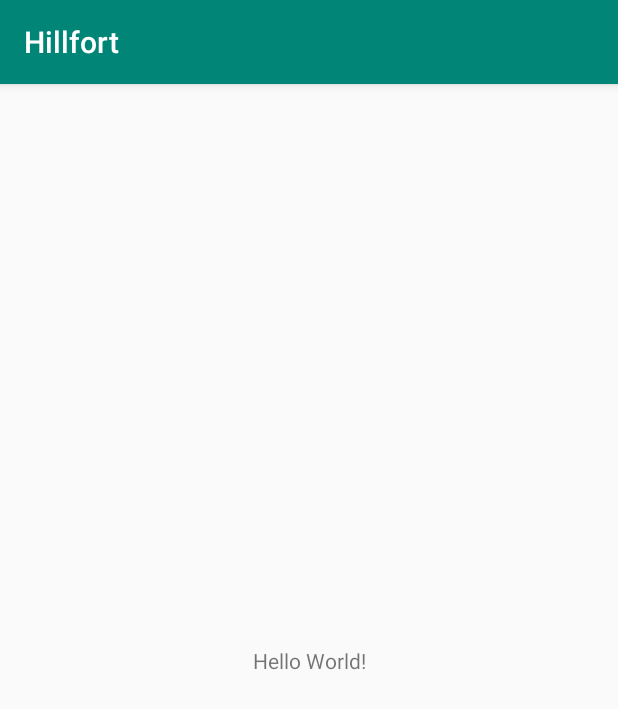
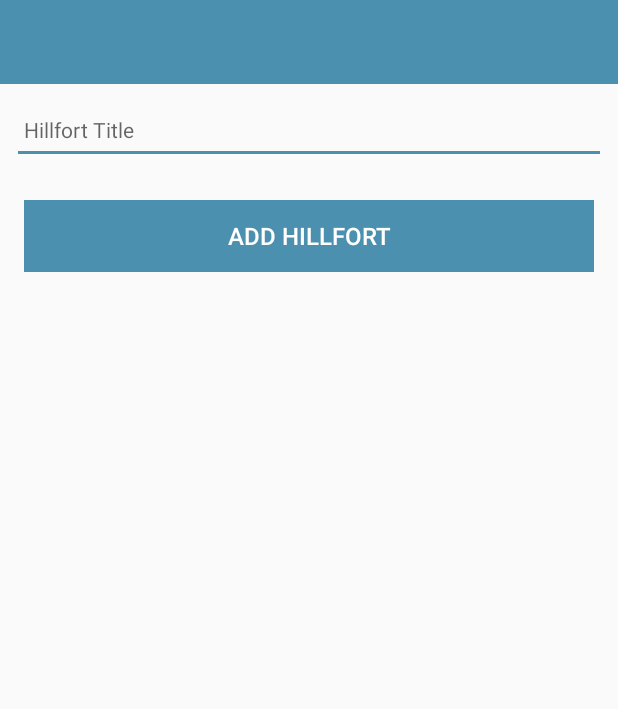
Before and after one commit to dlombard94/Hillfort, an Android app: the screen it shows after launch (MainActivity before the commit, HillfortActivity after it), on a phone screen of 412 x 824 dp. Shown: the top 709 px of the screen. Run offline under Robolectric (Android 15) with nearby library versions, the phone set to English and light mode, and no system bars; 1 statement that could not run was skipped.

Commit message:
added hillfort model

```diff
--- a/app/build.gradle
+++ b/app/build.gradle
@@ -29,6 +29,9 @@ dependencies {
     implementation 'androidx.appcompat:appcompat:1.0.2'
     implementation 'androidx.core:core-ktx:1.0.2'
     implementation 'androidx.constraintlayout:constraintlayout:1.1.3'
+    implementation 'org.jetbrains.anko:anko-commons:0.10.8'
+    implementation 'com.google.android.material:material:1.0.0'
+
     testImplementation 'junit:junit:4.12'
     androidTestImplementation 'androidx.test:runner:1.1.1'
     androidTestImplementation 'androidx.test.espresso:espresso-core:3.1.1'
--- a/app/src/main/AndroidManifest.xml
+++ b/app/src/main/AndroidManifest.xml
@@ -9,7 +9,7 @@
         android:roundIcon="@mipmap/ic_launcher_round"
         android:supportsRtl="true"
         android:theme="@style/AppTheme">
-        <activity android:name=".MainActivity">
+        <activity android:name=".activities.HillfortActivity">
             <intent-filter>
                 <action android:name="android.intent.action.MAIN" />
 
--- a/app/src/main/java/org/wit/hillfort/MainActivity.kt
+++ /dev/null
@@ -1,12 +0,0 @@
-package org.wit.hillfort
-
-import androidx.appcompat.app.AppCompatActivity
-import android.os.Bundle
-
-class MainActivity : AppCompatActivity() {
-
-    override fun onCreate(savedInstanceState: Bundle?) {
-        super.onCreate(savedInstanceState)
-        setContentView(R.layout.activity_main)
-    }
-}
--- /dev/null
+++ b/app/src/main/java/org/wit/hillfort/activities/HillfortActivity.kt
@@ -0,0 +1,31 @@
+package org.wit.hillfort.activities
+
+import androidx.appcompat.app.AppCompatActivity
+import android.os.Bundle
+import kotlinx.android.synthetic.main.activity_hillfort.*
+import org.jetbrains.anko.AnkoLogger
+import org.jetbrains.anko.info
+import org.jetbrains.anko.toast
+import org.wit.hillfort.R
+import org.wit.hillfort.models.HillfortModel
+
+class HillfortActivity : AppCompatActivity(), AnkoLogger {
+
+    var hillfort = HillfortModel()
+
+    override fun onCreate(savedInstanceState: Bundle?) {
+        super.onCreate(savedInstanceState)
+        setContentView(R.layout.activity_hillfort)
+        info("Hillfort Activity started..")
+
+        btnAdd.setOnClickListener() {
+            hillfort.title = hillfortTitle.text.toString()
+            if (hillfort.title.isNotEmpty()) {
+                info("add Button Pressed: $hillfortTitle")
+            }
+            else {
+                toast ("Please Enter a title")
+            }
+        }
+    }
+}
--- /dev/null
+++ b/app/src/main/java/org/wit/hillfort/models/HillfortModel.kt
@@ -0,0 +1,3 @@
+package org.wit.hillfort.models
+
+data class HillfortModel(var title: String = "")
--- /dev/null
+++ b/app/src/main/res/layout/activity_hillfort.xml
@@ -0,0 +1,73 @@
+<?xml version="1.0" encoding="utf-8"?>
+<androidx.constraintlayout.widget.ConstraintLayout
+    xmlns:android="http://schemas.android.com/apk/res/android"
+    xmlns:app="http://schemas.android.com/apk/res-auto"
+    xmlns:tools="http://schemas.android.com/tools"
+    android:layout_width="match_parent"
+    android:layout_height="match_parent"
+    tools:context="org.wit.hillfort.activities.HillfortActivity">
+
+    <RelativeLayout
+        android:layout_width="match_parent"
+        android:layout_height="wrap_content"
+        app:layout_constraintBottom_toBottomOf="parent"
+        app:layout_constraintTop_toTopOf="parent">
+
+        <com.google.android.material.appbar.AppBarLayout
+            android:id="@+id/appBarLayout"
+            android:layout_width="match_parent"
+            android:layout_height="wrap_content"
+            android:background="@color/colorAccent"
+            android:fitsSystemWindows="true"
+            app:elevation="0dip"
+            app:theme="@style/ThemeOverlay.AppCompat.Dark.ActionBar">
+
+            <androidx.appcompat.widget.Toolbar
+                android:id="@+id/toolbarAdd"
+                android:layout_width="match_parent"
+                android:layout_height="wrap_content"
+                app:titleTextColor="@color/colorPrimary" />
+        </com.google.android.material.appbar.AppBarLayout>
+
+        <ScrollView
+            android:layout_width="match_parent"
+            android:layout_height="match_parent"
+            android:layout_below="@id/appBarLayout"
+            android:fillViewport="true">
+
+            <LinearLayout
+                android:layout_width="match_parent"
+                android:layout_height="wrap_content"
+                android:orientation="vertical">
+
+                <EditText
+                    android:id="@+id/hillfortTitle"
+                    android:layout_width="match_parent"
+                    android:layout_height="45dp"
+                    android:layout_margin="8dp"
+                    android:autofillHints=""
+                    android:hint="@string/hint_hillfortTitle"
+                    android:inputType="text"
+                    android:maxLength="25"
+                    android:maxLines="1"
+                    android:padding="8dp"
+                    android:textColor="@color/colorPrimaryDark"
+                    android:textSize="14sp" />
+
+                <Button
+                    android:id="@+id/btnAdd"
+                    android:layout_width="match_parent"
+                    android:layout_height="wrap_content"
+                    android:layout_margin="16dp"
+                    android:background="@color/colorAccent"
+                    android:paddingTop="8dp"
+                    android:paddingBottom="8dp"
+                    android:stateListAnimator="@null"
+                    android:text="@string/button_addHillfort"
+                    android:textColor="@color/colorPrimary"
+                    android:textSize="16sp" />
+            </LinearLayout>
+        </ScrollView>
+
+    </RelativeLayout>
+</androidx.constraintlayout.widget.ConstraintLayout>
--- a/app/src/main/res/layout/activity_main.xml
+++ /dev/null
@@ -1,18 +0,0 @@
-<?xml version="1.0" encoding="utf-8"?>
-<androidx.constraintlayout.widget.ConstraintLayout xmlns:android="http://schemas.android.com/apk/res/android"
-    xmlns:app="http://schemas.android.com/apk/res-auto"
-    xmlns:tools="http://schemas.android.com/tools"
-    android:layout_width="match_parent"
-    android:layout_height="match_parent"
-    tools:context=".MainActivity">
-
-    <TextView
-        android:layout_width="wrap_content"
-        android:layout_height="wrap_content"
-        android:text="Hello World!"
-        app:layout_constraintBottom_toBottomOf="parent"
-        app:layout_constraintLeft_toLeftOf="parent"
-        app:layout_constraintRight_toRightOf="parent"
-        app:layout_constraintTop_toTopOf="parent" />
-
-</androidx.constraintlayout.widget.ConstraintLayout>
--- a/app/src/main/res/values/colors.xml
+++ b/app/src/main/res/values/colors.xml
@@ -1,6 +1,6 @@
 <?xml version="1.0" encoding="utf-8"?>
 <resources>
-    <color name="colorPrimary">#008577</color>
-    <color name="colorPrimaryDark">#00574B</color>
-    <color name="colorAccent">#D81B60</color>
+    <color name="colorPrimary">#FFFFFF</color>
+    <color name="colorPrimaryDark">#000000</color>
+    <color name="colorAccent">#4c90af</color>
 </resources>
--- a/app/src/main/res/values/strings.xml
+++ b/app/src/main/res/values/strings.xml
@@ -1,3 +1,5 @@
 <resources>
     <string name="app_name">Hillfort</string>
+    <string name="hint_hillfortTitle">Hillfort Title</string>
+    <string name="button_addHillfort">Add Hillfort</string>
 </resources>
--- a/app/src/main/res/values/styles.xml
+++ b/app/src/main/res/values/styles.xml
@@ -1,7 +1,7 @@
 <resources>
 
     <!-- Base application theme. -->
-    <style name="AppTheme" parent="Theme.AppCompat.Light.DarkActionBar">
+    <style name="AppTheme" parent="Theme.AppCompat.Light.NoActionBar">
         <!-- Customize your theme here. -->
         <item name="colorPrimary">@color/colorPrimary</item>
         <item name="colorPrimaryDark">@color/colorPrimaryDark</item>
```
